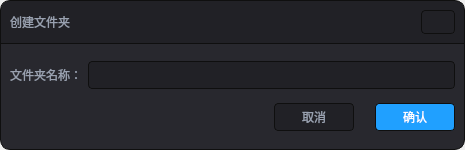
Qt form dialogs/upload/createfolderdialog.ui (Type3limit/ScreenRecorder) before a commit.
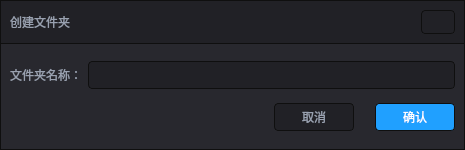
The same form after that commit. Icons and pictures are not drawn. Custom widgets are drawn as their Qt base class.

Diff of the .ui file:
```diff
--- a/dialogs/upload/createfolderdialog.ui
+++ b/dialogs/upload/createfolderdialog.ui
@@ -21,8 +21,8 @@
 border-left : 1px solid #0F0F0F;
 border-right : 1px solid #0F0F0F;
 border-bottom : 1px solid #0F0F0F;
-border-bottom-left-radius:10px;
-border-bottom-right-radius:10px;
+border-bottom-left-radius:0px;
+border-bottom-right-radius:0px;
 }
 
 QFrame#titleFrame
@@ -32,8 +32,8 @@
 border-right : 1px solid #0F0F0F;
 border-bottom : 1px solid #0F0F0F;
 background-color:#212126;
-border-top-left-radius:10px;
-border-top-right-radius:10px;
+border-top-left-radius:0px;
+border-top-right-radius:0px;
 }
 
 QPushButton
@@ -388,6 +388,13 @@
    </item>
   </layout>
  </widget>
+ <customwidgets>
+  <customwidget>
+   <class>DLineEdit</class>
+   <extends>QLineEdit</extends>
+   <header>dlineedit.h</header>
+  </customwidget>
+ </customwidgets>
  <resources>
   <include location="../../resource.qrc"/>
  </resources>
```
Left out of the diff: 2 changed lines with no effect on the pictures.
